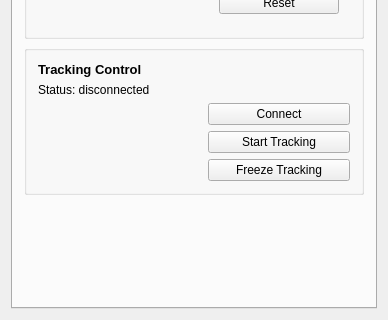
MITK/MITK, file Plugins/org.mitk.gui.qt.igttracking/src/internal/QmitkMITKIGTTrackingToolboxViewControls.ui: the form before one commit; both pictures show x 0 to 388 and y 338 to 658 of the 388 by 658 pixel window.
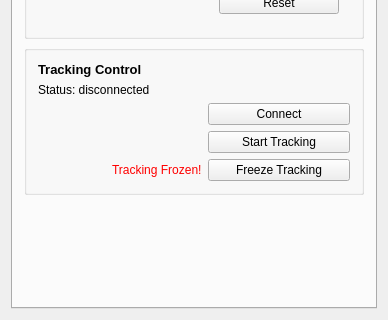
The form after the commit. Custom widgets are drawn as their Qt base class.

Commit message: Freeze/Unfreeze Btn implemented

The edit to the form file:
```diff
--- a/Plugins/org.mitk.gui.qt.igttracking/src/internal/QmitkMITKIGTTrackingToolboxViewControls.ui
+++ b/Plugins/org.mitk.gui.qt.igttracking/src/internal/QmitkMITKIGTTrackingToolboxViewControls.ui
@@ -328,6 +328,13 @@
               </property>
              </spacer>
             </item>
+            <item>
+             <widget class="QLabel" name="m_TrackingFrozenLabel">
+              <property name="text">
+               <string>&lt;html&gt;&lt;head/&gt;&lt;body&gt;&lt;p&gt;&lt;span style=&quot; color:#ff0000;&quot;&gt;Tracking Frozen!&lt;/span&gt;&lt;/p&gt;&lt;/body&gt;&lt;/html&gt;</string>
+              </property>
+             </widget>
+            </item>
             <item>
              <widget class="QPushButton" name="m_FreezeUnfreezeTrackingButton">
               <property name="enabled">
```
The commit also changes 1 other file.
